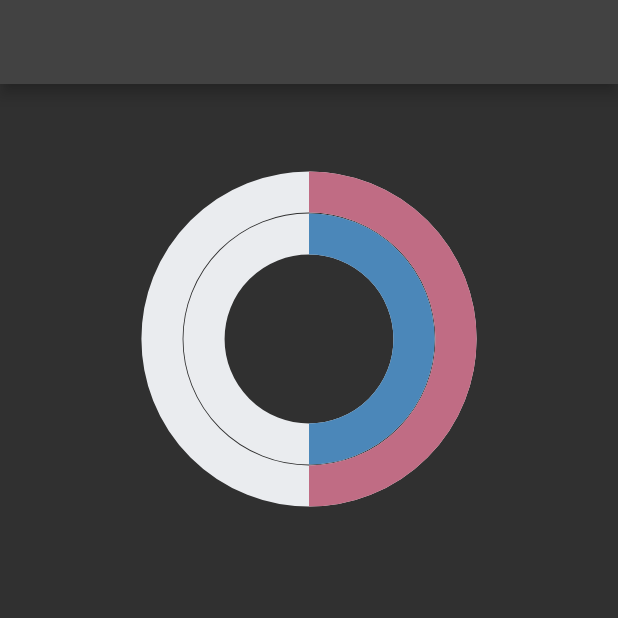
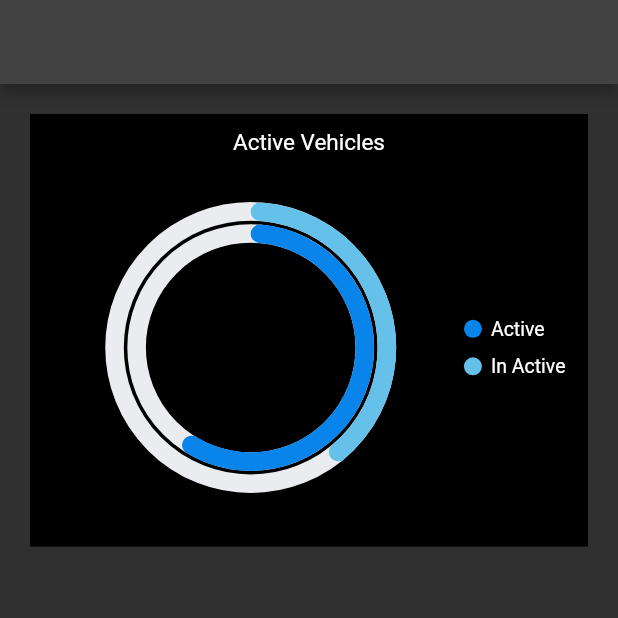
Before and after one commit to Arnabiem/Driver-Truck-Status, a Flutter app: the screen it shows after launch, on a phone screen of 412 x 824 dp, the top half of it. Run offline on Flutter 3.47's test engine with Material 2 defaults, Android fonts, the phone set to English and light mode, and no system bars; our stand-ins replace syncfusion_flutter_charts.

Commit message:
error resolved

```diff
--- a/assets/truckstatus.json
+++ b/assets/truckstatus.json
@@ -8,7 +8,7 @@
       {
         "driver_name": "Anjali Sharma",
         "truck_number": "MH-5678",
-        "status": "inactive"
+        "status": "active"
       },
       {
         "driver_name": "Amit Singh",
--- a/lib/charts/radialchart.dart
+++ b/lib/charts/radialchart.dart
@@ -21,7 +21,7 @@ class _RadialChartWidgetState extends State<RadialChartWidget> {
   late List<Driver> drivers = [];
   late num activeDriverCount;
   late num inactiveDriverCount;
-  late  List<_RadialData> chartData; // Declare the chartData list here
+  List<_RadialData> chartData=[]; // Declare the chartData list here
 
   @override
   void initState() {
@@ -62,13 +62,21 @@ Future<void> loadDriverData() async {
         title: Text(''),
       ),
       body: Container(
-        height: 300,
+        // width:MediaQuery.of(context).size.width *1,
+        height: MediaQuery.of(context).size.height *.35,
         margin: EdgeInsets.all(20),
         child: SfCircularChart(
-          // ... (rest of your chart configuration)
+           backgroundColor: Colors.black,
+            palette: [ const Color.fromARGB(255, 8, 132, 234),const Color.fromARGB(255, 101, 192, 234),],
+            title: ChartTitle(text: 'Active Vehicles',),
+            legend: Legend(isVisible: true),
+     // Radial graph implementation
           series: [
             RadialBarSeries<_RadialData, String>(
-              // ... (series configuration)
+               radius: '80%',
+                innerRadius: '70%',
+                gap: '8%',
+                cornerStyle: CornerStyle.bothCurve,
               dataSource: chartData,
               xValueMapper: (_RadialData data, _) => data.xData,
               yValueMapper: (_RadialData data, _) => data.yData,
```
